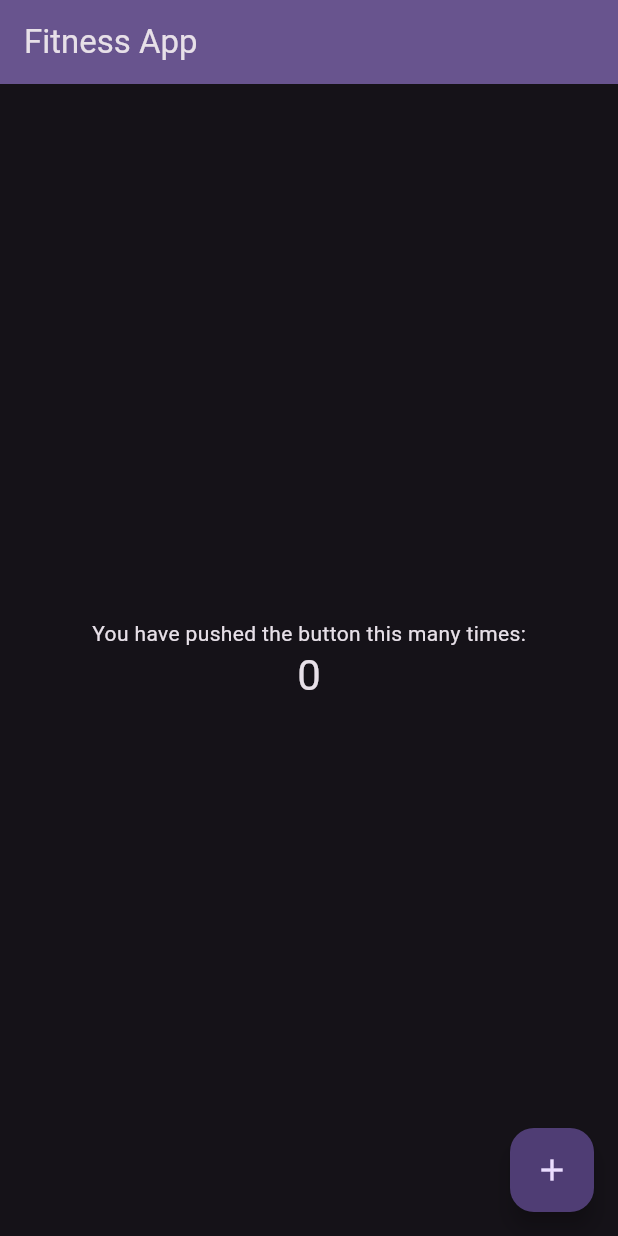
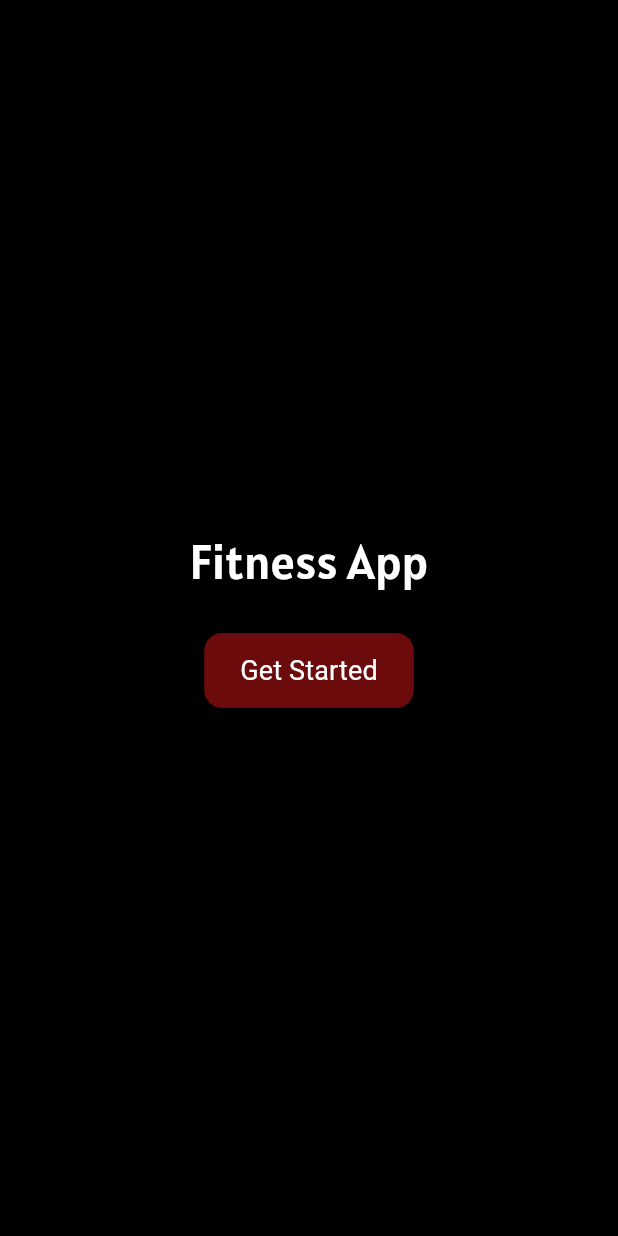
Before and after one commit to DishanSE/intern_task_1, a Flutter app: the screen it shows after launch, on a phone screen of 412 x 824 dp. Run offline on Flutter 3.47's test engine with Material 3 defaults, Android fonts, the phone set to English and light mode, and no system bars; our stand-ins replace go_router.

Commit message:
Done: Task 3.3 Navigation & responsiveness.

```diff
--- a/lib/auth/splash_screen.dart
+++ b/lib/auth/splash_screen.dart
@@ -0,0 +1,46 @@
+import 'package:flutter/material.dart';
+import 'package:go_router/go_router.dart';
+import 'package:intern_task_1/utils/colors.dart';
+
+class SplashScreen extends StatelessWidget {
+  const SplashScreen({super.key});
+
+  @override
+  Widget build(BuildContext context) {
+    return Scaffold(
+      backgroundColor: AppColors.secondary,
+      body: Center(
+        child: Column(
+          mainAxisAlignment: MainAxisAlignment.center,
+          children: [
+            const Text(
+              'Fitness App',
+              style: TextStyle(
+                color: AppColors.textPrimary,
+                fontSize: 32,
+                fontWeight: FontWeight.w400,
+              ),
+            ),
+            SizedBox(height: 24),
+            ElevatedButton(
+              style: ElevatedButton.styleFrom(
+                backgroundColor: AppColors.primary,
+                padding: EdgeInsets.symmetric(horizontal: 24, vertical: 12),
+                shape: RoundedRectangleBorder(
+                  borderRadius: BorderRadius.circular(12),
+                ),
+              ),
+              onPressed: () {
+                context.go('/dashboard');
+              },
+              child: Text(
+                'Get Started',
+                style: TextStyle(fontSize: 18, fontWeight: FontWeight.w400, color: AppColors.textPrimary),
+              ),
+            ),
+          ],
+        ),
+      ),
+    );
+  }
+}
--- a/lib/main.dart
+++ b/lib/main.dart
@@ -1,4 +1,7 @@
 import 'package:flutter/material.dart';
+import 'package:intern_task_1/routes/app_router.dart';
+import 'package:intern_task_1/utils/colors.dart';
+import 'package:intern_task_1/utils/text_styles.dart';
 
 void main() {
   runApp(const MyApp());
@@ -7,102 +10,28 @@ void main() {
 class MyApp extends StatelessWidget {
   const MyApp({super.key});
 
-  // This widget is the root of your application.
   @override
   Widget build(BuildContext context) {
-    return MaterialApp(
+    return MaterialApp.router(
       debugShowCheckedModeBanner: false,
       title: 'Intern Task 01',
       theme: ThemeData(
-        colorScheme: ColorScheme.fromSeed(seedColor: Colors.deepPurple, brightness: Brightness.dark),
+        brightness: Brightness.dark,
+        scaffoldBackgroundColor: AppColors.secondary,
+        colorScheme: const ColorScheme.dark(
+          primary: AppColors.primary,
+          secondary: AppColors.secondary,
+          onSecondary: AppColors.onSecondary,
+        ),
+        textTheme: const TextTheme(
+          headlineLarge: AppTextStyles.headline1,
+          headlineMedium: AppTextStyles.headline2,
+          bodyLarge: AppTextStyles.headline3,
+          bodyMedium: AppTextStyles.bodyText,
+          bodySmall: AppTextStyles.caption,
+        ),
       ),
-      home: const MyHomePage(title: 'Fitness App'),
+      routerConfig: appRouter,
     );
   }
 }
-
-class MyHomePage extends StatefulWidget {
-  const MyHomePage({super.key, required this.title});
-
-  // This widget is the home page of your application. It is stateful, meaning
-  // that it has a State object (defined below) that contains fields that affect
-  // how it looks.
-
-  // This class is the configuration for the state. It holds the values (in this
-  // case the title) provided by the parent (in this case the App widget) and
-  // used by the build method of the State. Fields in a Widget subclass are
-  // always marked "final".
-
-  final String title;
-
-  @override
-  State<MyHomePage> createState() => _MyHomePageState();
-}
-
-class _MyHomePageState extends State<MyHomePage> {
-  int _counter = 0;
-
-  void _incrementCounter() {
-    setState(() {
-      // This call to setState tells the Flutter framework that something has
-      // changed in this State, which causes it to rerun the build method below
-      // so that the display can reflect the updated values. If we changed
-      // _counter without calling setState(), then the build method would not be
-      // called again, and so nothing would appear to happen.
-      _counter++;
-    });
-  }
-
-  @override
-  Widget build(BuildContext context) {
-    // This method is rerun every time setState is called, for instance as done
-    // by the _incrementCounter method above.
-    //
-    // The Flutter framework has been optimized to make rerunning build methods
-    // fast, so that you can just rebuild anything that needs updating rather
-    // than having to individually change instances of widgets.
-    return Scaffold(
-      appBar: AppBar(
-        // TRY THIS: Try changing the color here to a specific color (to
-        // Colors.amber, perhaps?) and trigger a hot reload to see the AppBar
-        // change color while the other colors stay the same.
-        backgroundColor: Theme.of(context).colorScheme.inversePrimary,
-        // Here we take the value from the MyHomePage object that was created by
-        // the App.build method, and use it to set our appbar title.
-        title: Text(widget.title),
-      ),
-      body: Center(
-        // Center is a layout widget. It takes a single child and positions it
-        // in the middle of the parent.
-        child: Column(
-          // Column is also a layout widget. It takes a list of children and
-          // arranges them vertically. By default, it sizes itself to fit its
-          // children horizontally, and tries to be as tall as its parent.
-          //
-          // Column has various properties to control how it sizes itself and
-          // how it positions its children. Here we use mainAxisAlignment to
-          // center the children vertically; the main axis here is the vertical
-          // axis because Columns are vertical (the cross axis would be
-          // horizontal).
-          //
-          // TRY THIS: Invoke "debug painting" (choose the "Toggle Debug Paint"
-          // action in the IDE, or press "p" in the console), to see the
-          // wireframe for each widget.
-          mainAxisAlignment: MainAxisAlignment.center,
-          children: <Widget>[
-            const Text('You have pushed the button this many times:'),
-            Text(
-              '$_counter',
-              style: Theme.of(context).textTheme.headlineMedium,
-            ),
-          ],
-        ),
-      ),
-      floatingActionButton: FloatingActionButton(
-        onPressed: _incrementCounter,
-        tooltip: 'Increment',
-        child: const Icon(Icons.add),
-      ), // This trailing comma makes auto-formatting nicer for build methods.
-    );
-  }
-}
--- /dev/null
+++ b/lib/routes/app_router.dart
@@ -0,0 +1,27 @@
+import 'package:go_router/go_router.dart';
+import 'package:intern_task_1/auth/splash_screen.dart';
+import 'package:intern_task_1/pages/dashboard_page.dart';
+import 'package:intern_task_1/pages/progress_summary_page.dart';
+import 'package:intern_task_1/pages/workout_plan_page.dart';
+
+final GoRouter appRouter = GoRouter(
+  initialLocation: '/',
+  routes: [
+    GoRoute(
+      path: '/',
+      builder: (context, state) => SplashScreen(),
+    ),
+    GoRoute(
+      path: '/dashboard',
+      builder: (context, state) => DashboardPage()
+    ),
+    GoRoute(
+      path: '/workout',
+      builder: (context, state) => WorkoutPlanPage()
+    ),
+    GoRoute(
+      path: '/progress',
+      builder: (context, state) => ProgressSummaryPage(),
+    ),
+  ],
+);
--- a/lib/utils/colors.dart
+++ b/lib/utils/colors.dart
@@ -0,0 +1,16 @@
+import 'package:flutter/material.dart';
+
+class AppColors {
+  // Core Colors
+  static const Color primary = Color(0xFF6C0B0B);
+  static const Color secondary = Color(0xFF000000);
+  static const Color onSecondary = Color(0xFFFFFFFF);
+
+  // btn colors
+  static const Color btnColor = Color(0xFFE92222);
+
+  // Text Colors
+  static const Color textPrimary = Color(0xFFFFFFFF);
+  static const Color textSecondary = Color(0xFF000000);
+
+}
--- a/lib/utils/fonts.dart
+++ b/lib/utils/fonts.dart
@@ -0,0 +1,4 @@
+
+class AppFonts {
+  static const String primaryFont = 'Alatsi';
+}
--- a/lib/utils/text_styles.dart
+++ b/lib/utils/text_styles.dart
@@ -0,0 +1,41 @@
+import 'package:flutter/material.dart';
+import 'package:intern_task_1/utils/colors.dart';
+import 'fonts.dart';
+
+
+class AppTextStyles {
+  static const TextStyle headline1 = TextStyle(
+    fontFamily: AppFonts.primaryFont,
+    fontSize: 32,
+    fontWeight: FontWeight.bold,
+    color: AppColors.textPrimary,
+  );
+
+  static const TextStyle headline2 = TextStyle(
+    fontFamily: AppFonts.primaryFont,
+    fontSize: 20,
+    fontWeight: FontWeight.w400,
+    color: AppColors.textPrimary,
+  );
+
+  static const TextStyle headline3 = TextStyle(
+    fontFamily: AppFonts.primaryFont,
+    fontSize: 16,
+    fontWeight: FontWeight.w400,
+    color: AppColors.textPrimary,
+  );
+
+  static const TextStyle bodyText = TextStyle(
+    fontFamily: AppFonts.primaryFont,
+    fontSize: 12,
+    fontWeight: FontWeight.w400,
+    color: AppColors.textPrimary,
+  );
+
+  static const TextStyle caption = TextStyle(
+    fontFamily: AppFonts.primaryFont,
+    fontSize: 10,
+    fontWeight: FontWeight.w400,
+    color: AppColors.textPrimary,
+  );
+}
```
Also changed, not shown: lib/pages/dashboard_page.dart (+20 -0 lines), lib/pages/progress_summary_page.dart (+15 -0 lines), lib/pages/workout_plan_page.dart (+19 -0 lines), lib/utils/app_sizes.dart (added, +20 -0 lines), pubspec.yaml (+5 -6 lines), assets/fonts/Alatsi-Regular.ttf (added).
